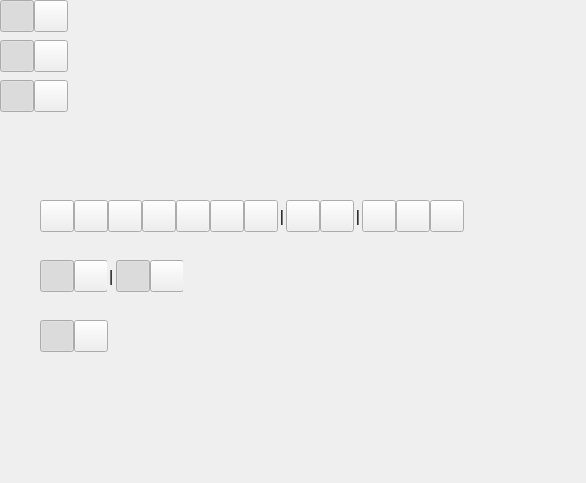
Above: MainWindow.ui from xland/ScreenCapture before the change. Below: the same form after it.
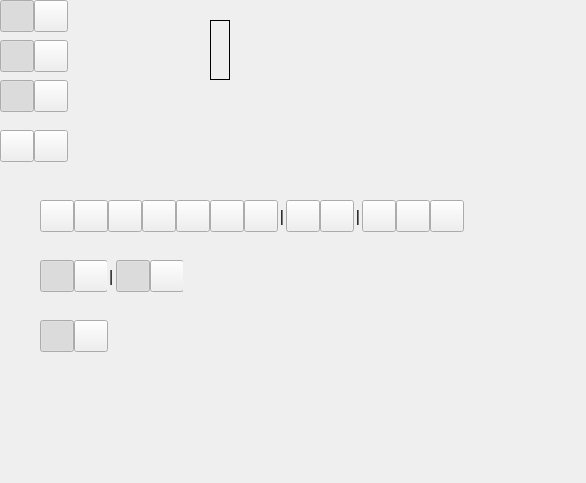
That is the form after the change.

```diff
--- a/MainWindow.ui
+++ b/MainWindow.ui
@@ -1285,6 +1285,143 @@
      </item>
     </layout>
    </widget>
+   <widget class="QLineEdit" name="lineEdit">
+    <property name="geometry">
+     <rect>
+      <x>210</x>
+      <y>20</y>
+      <width>20</width>
+      <height>60</height>
+     </rect>
+    </property>
+    <property name="font">
+     <font>
+      <pointsize>32</pointsize>
+     </font>
+    </property>
+    <property name="styleSheet">
+     <string notr="true">border:1px solid #000;background:transparent;color:red;text-align:center;</string>
+    </property>
+    <property name="alignment">
+     <set>Qt::AlignCenter</set>
+    </property>
+   </widget>
+   <widget class="QWidget" name="toolText" native="true">
+    <property name="geometry">
+     <rect>
+      <x>0</x>
+      <y>130</y>
+      <width>68</width>
+      <height>32</height>
+     </rect>
+    </property>
+    <property name="sizePolicy">
+     <sizepolicy hsizetype="Preferred" vsizetype="Preferred">
+      <horstretch>0</horstretch>
+      <verstretch>0</verstretch>
+     </sizepolicy>
+    </property>
+    <property name="minimumSize">
+     <size>
+      <width>68</width>
+      <height>32</height>
+     </size>
+    </property>
+    <property name="maximumSize">
+     <size>
+      <width>68</width>
+      <height>32</height>
+     </size>
+    </property>
+    <layout class="QHBoxLayout" name="horizontalLayout_10">
+     <property name="spacing">
+      <number>0</number>
+     </property>
+     <property name="leftMargin">
+      <number>0</number>
+     </property>
+     <property name="topMargin">
+      <number>0</number>
+     </property>
+     <property name="rightMargin">
+      <number>0</number>
+     </property>
+     <property name="bottomMargin">
+      <number>0</number>
+     </property>
+     <item>
+      <widget class="QPushButton" name="btnTextBold">
+       <property name="sizePolicy">
+        <sizepolicy hsizetype="Preferred" vsizetype="Preferred">
+         <horstretch>0</horstretch>
+         <verstretch>0</verstretch>
+        </sizepolicy>
+       </property>
+       <property name="minimumSize">
+        <size>
+         <width>34</width>
+         <height>0</height>
+        </size>
+       </property>
+       <property name="maximumSize">
+        <size>
+         <width>34</width>
+         <height>16777215</height>
+        </size>
+       </property>
+       <property name="cursor">
+        <cursorShape>PointingHandCursor</cursorShape>
+       </property>
+       <property name="text">
+        <string/>
+       </property>
+       <property name="checkable">
+        <bool>true</bool>
+       </property>
+       <property name="checked">
+        <bool>false</bool>
+       </property>
+       <property name="autoExclusive">
+        <bool>false</bool>
+       </property>
+      </widget>
+     </item>
+     <item>
+      <widget class="QPushButton" name="btnTextItalic">
+       <property name="sizePolicy">
+        <sizepolicy hsizetype="Preferred" vsizetype="Preferred">
+         <horstretch>0</horstretch>
+         <verstretch>0</verstretch>
+        </sizepolicy>
+       </property>
+       <property name="minimumSize">
+        <size>
+         <width>34</width>
+         <height>0</height>
+        </size>
+       </property>
+       <property name="maximumSize">
+        <size>
+         <width>34</width>
+         <height>16777215</height>
+        </size>
+       </property>
+       <property name="cursor">
+        <cursorShape>PointingHandCursor</cursorShape>
+       </property>
+       <property name="text">
+        <string/>
+       </property>
+       <property name="checkable">
+        <bool>true</bool>
+       </property>
+       <property name="autoExclusive">
+        <bool>false</bool>
+       </property>
+      </widget>
+     </item>
+    </layout>
+   </widget>
   </widget>
  </widget>
  <resources/>
```
